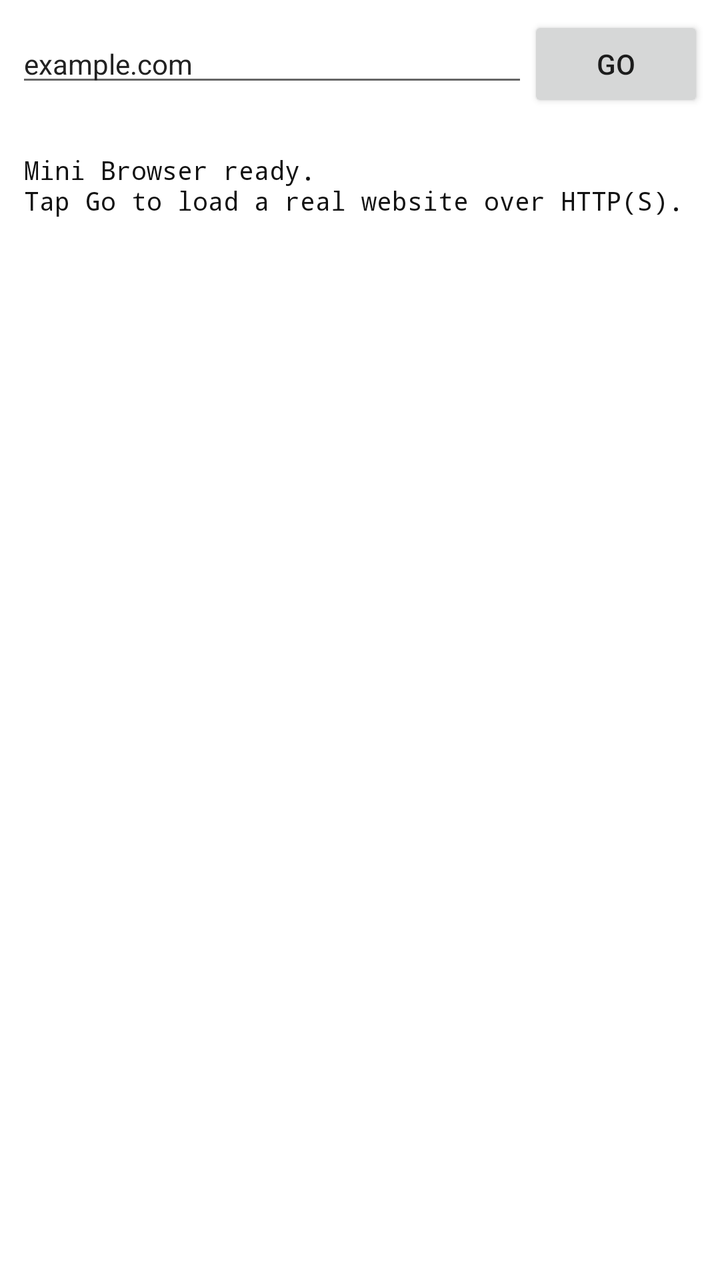
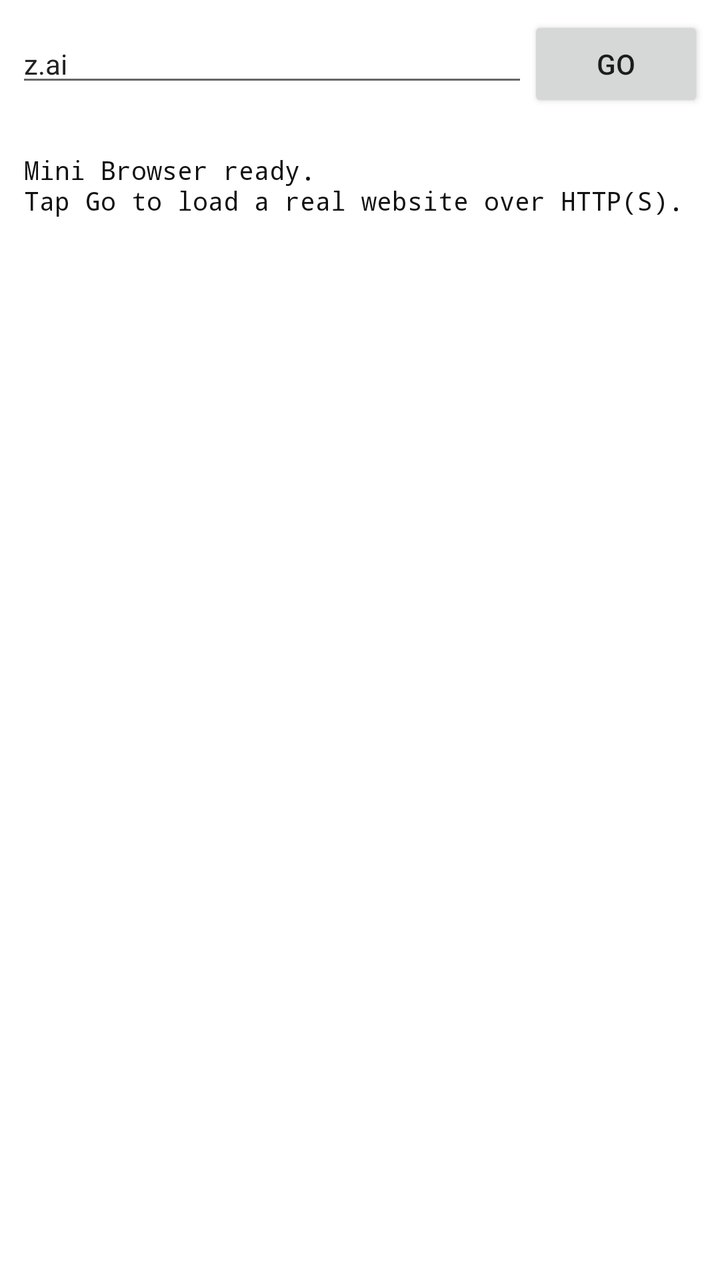

The first picture is an Android layout as it rendered before a commit; the second is the same layout after the commit. The layout source and the unified diff follow.
<!-- AndroidManifest.xml: another module's application theme GameTheme -->
<!-- res/layout/main.xml -->
<?xml version="1.0" encoding="utf-8"?>
<LinearLayout xmlns:android="http://schemas.android.com/apk/res/android"
    android:layout_width="match_parent"
    android:layout_height="match_parent"
    android:orientation="vertical"
    android:background="#FFFFFF">

    <LinearLayout
        android:layout_width="match_parent"
        android:layout_height="wrap_content"
        android:orientation="horizontal"
        android:padding="8dp">

        <EditText
            android:id="@+id/url_field"
            android:layout_width="0dp"
            android:layout_height="wrap_content"
            android:layout_weight="1"
            android:textSize="14sp"
            android:textColor="#222222"
            android:text="example.com" />

        <Button
            android:id="@+id/go_button"
            android:layout_width="wrap_content"
            android:layout_height="wrap_content"
            android:text="Go"
            android:textSize="14sp" />
    </LinearLayout>

    <ScrollView
        android:layout_width="match_parent"
        android:layout_height="match_parent">

        <TextView
            android:id="@+id/page_view"
            android:layout_width="match_parent"
            android:layout_height="wrap_content"
            android:padding="12dp"
            android:textSize="13sp"
            android:textColor="#111111"
            android:text="Mini Browser ready.\nTap Go to load a real website over HTTP(S)."
            android:typeface="monospace" />
    </ScrollView>
</LinearLayout>
<!-- resources referenced by this layout -->
<resources>
  <style name="GameTheme" parent="@android:style/Theme.Material.Light">
          <item name="android:windowBackground">@color/bg_cream</item>
          <item name="android:statusBarColor">@color/bg_cream</item>
          <item name="android:navigationBarColor">@color/bg_cream</item>
          <item name="android:colorAccent">@color/orange</item>
      </style>
  <color name="bg_cream">#FAF8EF</color>
  <color name="orange">#F59563</color>
</resources>

<!-- the commit's change to res/layout/main.xml (unified diff, before → after) -->
@@ -18,7 +18,7 @@
             android:layout_weight="1"
             android:textSize="14sp"
             android:textColor="#222222"
-            android:text="example.com" />
+            android:text="z.ai" />
 
         <Button
             android:id="@+id/go_button"
